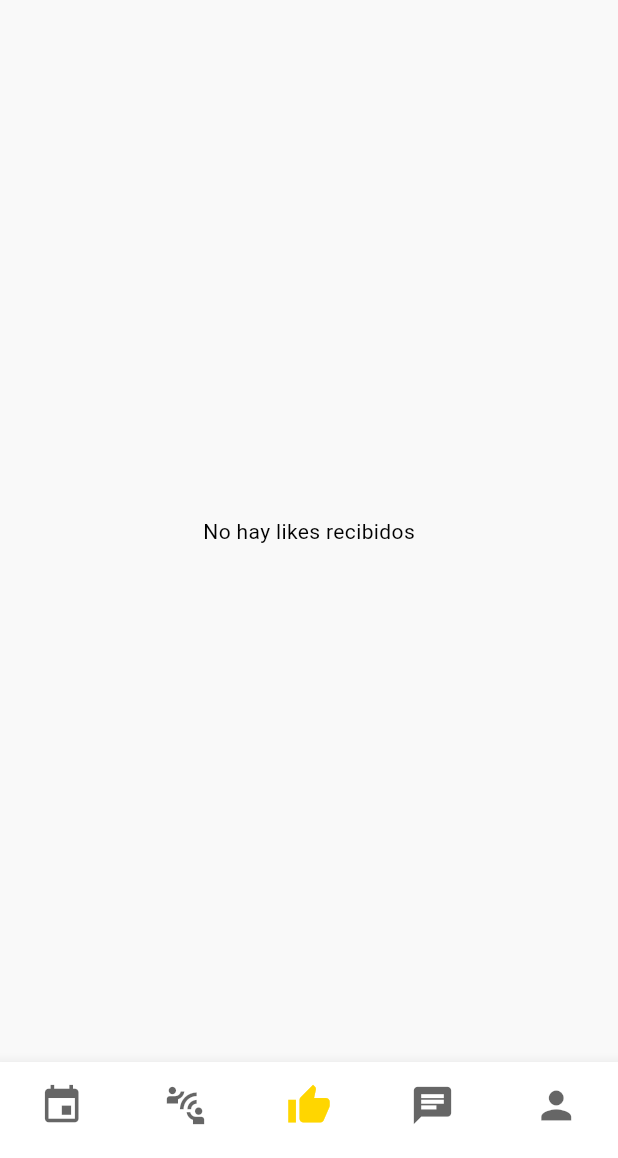
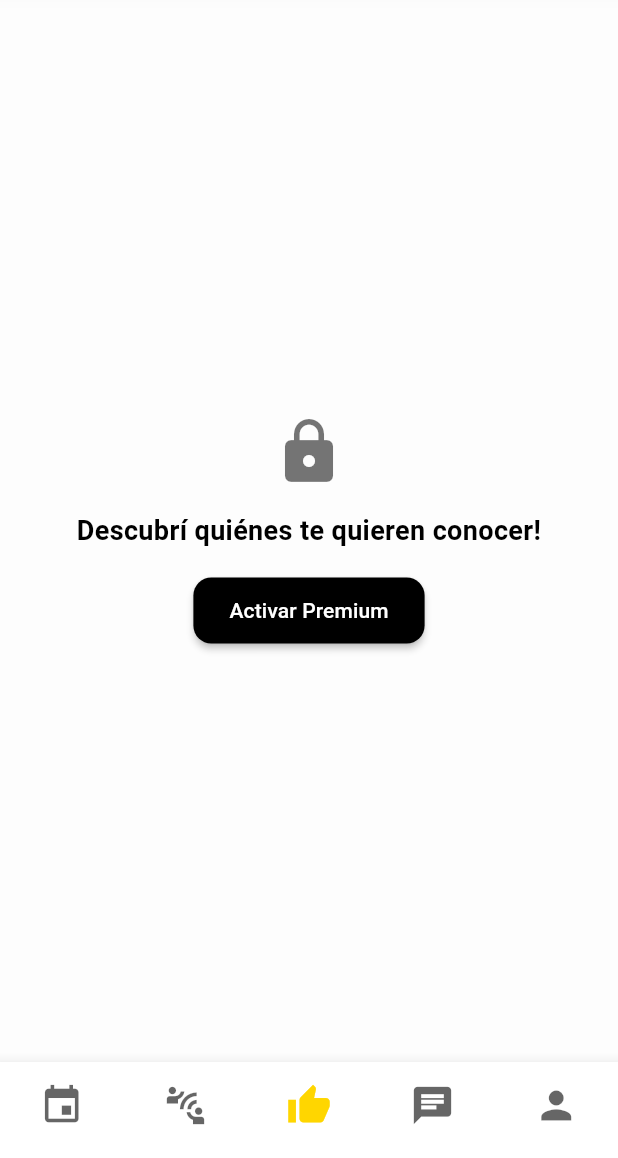
Before and after one commit to JuliLaterza/juvuit_flutter, a Flutter app: the LikesReceivedScreen screen opened directly, on a phone screen of 412 x 824 dp, the part 78-1236 px from its top. Run offline on Flutter 3.47's test engine with Material 3 defaults, Android fonts, the phone set to English and light mode, and no system bars; our stand-ins replace cached_network_image, card_swiper, carousel_slider, cloud_firestore, firebase_auth, firebase_core and 7 more; missing offline and left inert: apple_maps_flutter; accounts and stored records are empty.

```diff
--- a/lib/features/likes_received/presentation/screens/likes_received_screen.dart
+++ b/lib/features/likes_received/presentation/screens/likes_received_screen.dart
@@ -246,5 +246,35 @@ class _LikesReceivedScreenState extends State<LikesReceivedScreen> {
   );
   Widget _loading() => const Center(child: CircularProgressIndicator());
   Widget _error()   => const Center(child: Text('Error al cargar'));
-  Widget _empty()   => const Center(child: Text('No hay likes recibidos'));
+  Widget _empty() {
+    return Container(
+      color: Colors.white.withOpacity(0.6),
+      child: BackdropFilter(
+        filter: ImageFilter.blur(sigmaX: 5, sigmaY: 5),
+        child: Center(
+          child: Column(
+            mainAxisAlignment: MainAxisAlignment.center,
+            children: [
+              const Icon(Icons.lock, size: 48, color: Colors.black54),
+              const SizedBox(height: 16),
+              const Text(
+                'Descubrí quiénes te quieren conocer!',
+                textAlign: TextAlign.center,
+                style: TextStyle(fontSize: 18, fontWeight: FontWeight.bold),
+              ),
+              const SizedBox(height: 16),
+              ElevatedButton(
+                onPressed: () {}, // futura navegación a premium
+                style: ElevatedButton.styleFrom(
+                  backgroundColor: Colors.black,
+                  padding: const EdgeInsets.symmetric(horizontal: 24, vertical: 12),
+                ),
+                child: const Text('Activar Premium', style: TextStyle(color: Colors.white)),
+              ),
+            ],
+          ),
+        ),
+      ),
+    );
+  }
 }
```
